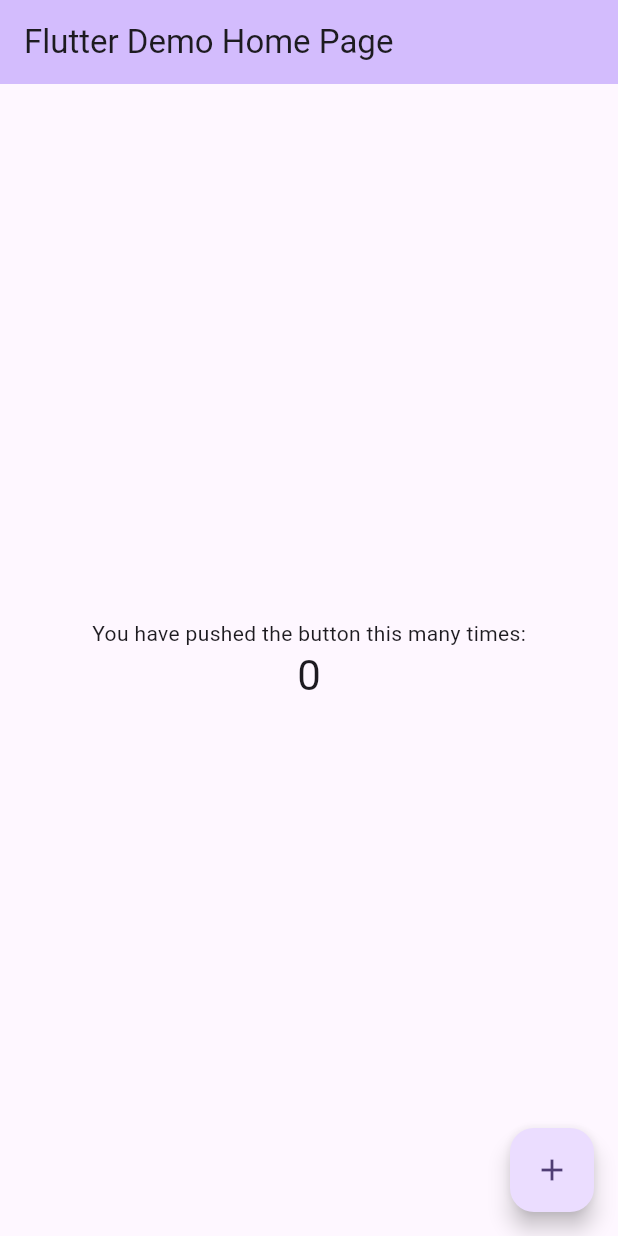
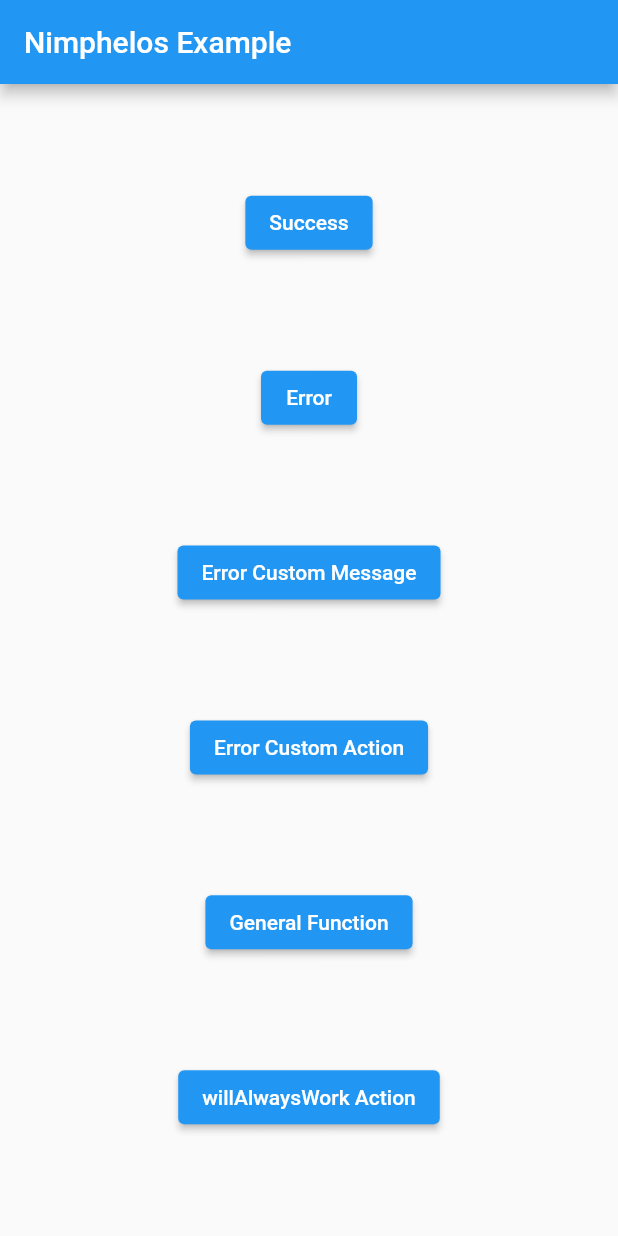
Before and after one commit to fatiharge/nimphelos, a Flutter app: the screen it shows after launch, on a phone screen of 412 x 824 dp. Run offline on Flutter 3.47's test engine with Material 2 defaults, Android fonts, the phone set to English and light mode, and no system bars; our stand-ins replace dio.

Commit message:
feat : update Example Project

```diff
--- a/example/lib/main.dart
+++ b/example/lib/main.dart
@@ -1,4 +1,10 @@
+// Adding necessary libraries
+import 'package:dio/dio.dart';
 import 'package:flutter/material.dart';
+import 'package:nimphelos/model/dio_exception_handler_model.dart';
+import 'package:nimphelos/model/exception_explanation_model.dart';
+import 'package:nimphelos/model/nimphelos_model.dart';
+import 'package:nimphelos/nimphelos.dart';
 
 void main() {
   runApp(const MyApp());
@@ -7,119 +13,193 @@ void main() {
 class MyApp extends StatelessWidget {
   const MyApp({super.key});
 
-  // This widget is the root of your application.
   @override
   Widget build(BuildContext context) {
-    return MaterialApp(
-      title: 'Flutter Demo',
-      theme: ThemeData(
-        // This is the theme of your application.
-        //
-        // TRY THIS: Try running your application with "flutter run". You'll see
-        // the application has a blue toolbar. Then, without quitting the app,
-        // try changing the seedColor in the colorScheme below to Colors.green
-        // and then invoke "hot reload" (save your changes or press the "hot
-        // reload" button in a Flutter-supported IDE, or press "r" if you used
-        // the command line to start the app).
-        //
-        // Notice that the counter didn't reset back to zero; the application
-        // state is not lost during the reload. To reset the state, use hot
-        // restart instead.
-        //
-        // This works for code too, not just values: Most code changes can be
-        // tested with just a hot reload.
-        colorScheme: ColorScheme.fromSeed(seedColor: Colors.deepPurple),
-        useMaterial3: true,
-      ),
-      home: const MyHomePage(title: 'Flutter Demo Home Page'),
+    return const MaterialApp(
+      home: TestWidget(),
     );
   }
 }
 
-class MyHomePage extends StatefulWidget {
-  const MyHomePage({super.key, required this.title});
-
-  // This widget is the home page of your application. It is stateful, meaning
-  // that it has a State object (defined below) that contains fields that affect
-  // how it looks.
-
-  // This class is the configuration for the state. It holds the values (in this
-  // case the title) provided by the parent (in this case the App widget) and
-  // used by the build method of the State. Fields in a Widget subclass are
-  // always marked "final".
-
-  final String title;
+class TestWidget extends StatefulWidget {
+  const TestWidget({super.key});
 
   @override
-  State<MyHomePage> createState() => _MyHomePageState();
+  State<TestWidget> createState() => _TestWidgetState();
 }
 
-class _MyHomePageState extends State<MyHomePage> {
-  int _counter = 0;
-
-  void _incrementCounter() {
-    setState(() {
-      // This call to setState tells the Flutter framework that something has
-      // changed in this State, which causes it to rerun the build method below
-      // so that the display can reflect the updated values. If we changed
-      // _counter without calling setState(), then the build method would not be
-      // called again, and so nothing would appear to happen.
-      _counter++;
-    });
-  }
+class _TestWidgetState extends State<TestWidget> {
+  final nimphelos = Nimphelos();
 
   @override
   Widget build(BuildContext context) {
-    // This method is rerun every time setState is called, for instance as done
-    // by the _incrementCounter method above.
-    //
-    // The Flutter framework has been optimized to make rerunning build methods
-    // fast, so that you can just rebuild anything that needs updating rather
-    // than having to individually change instances of widgets.
     return Scaffold(
       appBar: AppBar(
-        // TRY THIS: Try changing the color here to a specific color (to
-        // Colors.amber, perhaps?) and trigger a hot reload to see the AppBar
-        // change color while the other colors stay the same.
-        backgroundColor: Theme.of(context).colorScheme.inversePrimary,
-        // Here we take the value from the MyHomePage object that was created by
-        // the App.build method, and use it to set our appbar title.
-        title: Text(widget.title),
+        title: const Text('Nimphelos Example'),
       ),
       body: Center(
-        // Center is a layout widget. It takes a single child and positions it
-        // in the middle of the parent.
         child: Column(
-          // Column is also a layout widget. It takes a list of children and
-          // arranges them vertically. By default, it sizes itself to fit its
-          // children horizontally, and tries to be as tall as its parent.
-          //
-          // Column has various properties to control how it sizes itself and
-          // how it positions its children. Here we use mainAxisAlignment to
-          // center the children vertically; the main axis here is the vertical
-          // axis because Columns are vertical (the cross axis would be
-          // horizontal).
-          //
-          // TRY THIS: Invoke "debug painting" (choose the "Toggle Debug Paint"
-          // action in the IDE, or press "p" in the console), to see the
-          // wireframe for each widget.
-          mainAxisAlignment: MainAxisAlignment.center,
-          children: <Widget>[
-            const Text(
-              'You have pushed the button this many times:',
-            ),
-            Text(
-              '$_counter',
-              style: Theme.of(context).textTheme.headlineMedium,
-            ),
+          mainAxisAlignment: MainAxisAlignment.spaceEvenly,
+          children: [
+            // Button for a successful example
+            successExampleButton(context),
+            // Button for an error example
+            errorButton(context),
+            // Button for custom error message
+            customErrorButton(context),
+            // Button for custom error action
+            customErrorActionButton(context),
+            // Button for general function action
+            generalFunctionButton(context),
+            // Button for willAlwaysWork action
+            willAlwaysWorkAction(context),
           ],
         ),
       ),
-      floatingActionButton: FloatingActionButton(
-        onPressed: _incrementCounter,
-        tooltip: 'Increment',
-        child: const Icon(Icons.add),
-      ), // This trailing comma makes auto-formatting nicer for build methods.
+    );
+  }
+
+  ElevatedButton willAlwaysWorkAction(BuildContext context) {
+    return ElevatedButton(
+      onPressed: () async {
+        await nimphelos.fetchData<Map<String, dynamic>>(
+          response: () async {
+            return (await Dio().get("https://jsonplaceholders.typicode.com/posts/1")).data;
+          },
+          context: context,
+          activeAlert: true,
+          willAlwaysWork: <E>(exception) {
+            debugPrint("Log ....");
+            debugPrint(exception.toString());
+          },
+        );
+      },
+      child: const Text('willAlwaysWork Action'),
+    );
+  }
+
+  ElevatedButton generalFunctionButton(BuildContext context) {
+    return ElevatedButton(
+      onPressed: () async {
+        await nimphelos.fetchData<Map<String, dynamic>>(
+            response: () async {
+              return (await Dio().get("https://jsonplaceholders.typicode.com/posts/1")).data;
+            },
+            activeAlert: true,
+            generalFunction: <E>(exception) {
+              showModalBottomSheet(
+                context: context,
+                builder: (BuildContext context) {
+                  return const SizedBox(
+                    height: 200,
+                    child: Center(
+                      child: Text('General Action'),
+                    ),
+                  );
+                },
+              );
+              return true;
+            });
+      },
+      child: const Text('General Function'),
+    );
+  }
+
+  ElevatedButton customErrorActionButton(BuildContext context) {
+    return ElevatedButton(
+      onPressed: () async {
+        await nimphelos.fetchData<Map<String, dynamic>>(
+          response: () async {
+            return (await Dio().get("https://jsonplaceholders.typicode.com/posts/1")).data;
+          },
+          context: context,
+          activeAlert: true,
+          exceptionDioHandlers: DioExceptionHandlerModel(
+            connectionError: (exception) {
+              showModalBottomSheet(
+                context: context,
+                builder: (BuildContext context) {
+                  return const SizedBox(
+                    height: 200,
+                    child: Center(
+                      child: Text('Error Custom Action'),
+                    ),
+                  );
+                },
+              );
+              return true;
+            },
+          ),
+        );
+      },
+      child: const Text('Error Custom Action'),
+    );
+  }
+
+  ElevatedButton customErrorButton(BuildContext context) {
+    return ElevatedButton(
+      onPressed: () async {
+        await nimphelos.fetchData<Map<String, dynamic>>(
+          response: () async {
+            return (await Dio().get("https://jsonplaceholders.typicode.com/posts/1")).data;
+          },
+          context: context,
+          activeAlert: true,
+          exceptionDioHandlers: DioExceptionHandlerModel(
+            connectionErrorModel: ExceptionExplanationModel("custom title", "custom content", "Close"),
+          ),
+        );
+      },
+      child: const Text('Error Custom Message'),
+    );
+  }
+
+  ElevatedButton errorButton(BuildContext context) {
+    return ElevatedButton(
+      onPressed: () async {
+        await nimphelos.fetchData<Map<String, dynamic>>(
+          response: () async {
+            return (await Dio().get("https://jsonplaceholder.stypicode.com/posts/1")).data;
+          },
+          context: context,
+          activeAlert: true,
+        );
+      },
+      child: const Text('Error'),
+    );
+  }
+
+  ElevatedButton successExampleButton(BuildContext context) {
+    return ElevatedButton(
+      onPressed: () async {
+        NimphelosModel res = await nimphelos.fetchData<Map<String, dynamic>>(
+          response: () async {
+            return (await Dio().get("https://jsonplaceholder.typicode.com/posts/1")).data;
+          },
+          context: context,
+          activeAlert: true,
+        );
+        Future.microtask(() {
+          showDialog(
+            context: context,
+            builder: (BuildContext context) {
+              return AlertDialog(
+                title: const Text('Success Response'),
+                content: Text(res.object.toString()),
+                actions: [
+                  TextButton(
+                    onPressed: () {
+                      Navigator.of(context).pop();
+                    },
+                    child: const Text('Close'),
+                  ),
+                ],
+              );
+            },
+          );
+        });
+      },
+      child: const Text('Success'),
     );
   }
 }
--- a/example/pubspec.yaml
+++ b/example/pubspec.yaml
@@ -30,7 +30,9 @@ environment:
 dependencies:
   flutter:
     sdk: flutter
-
+  nimphelos:
+    path: ../
+  dio: ^5.3.2
 
   # The following adds the Cupertino Icons font to your application.
   # Use with the CupertinoIcons class for iOS style icons.
```
Also changed, not shown: example/pubspec.lock, 1 other file.
